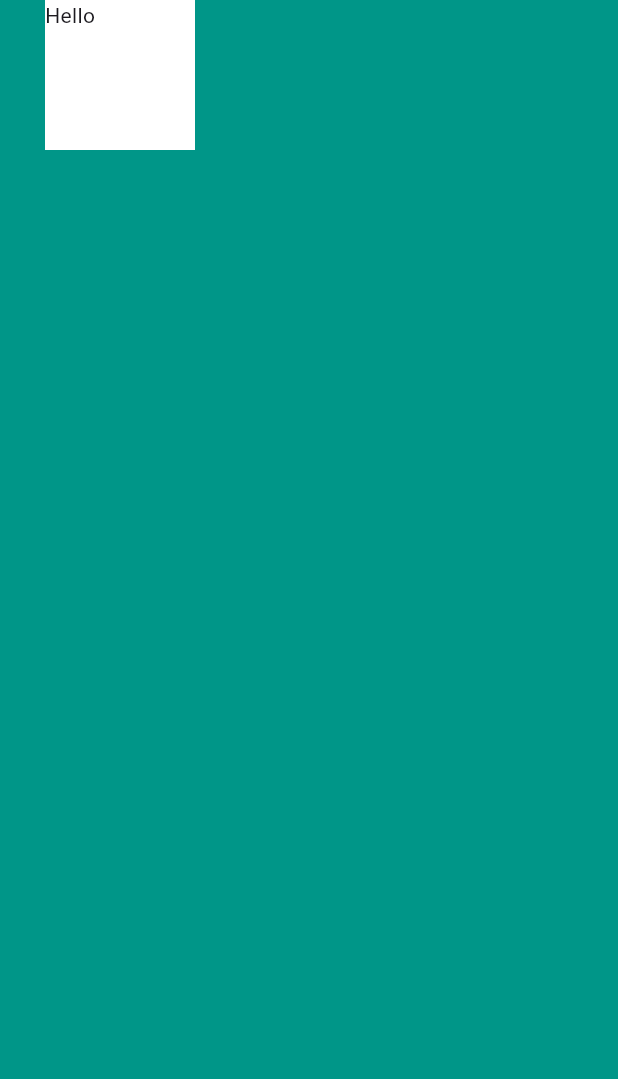
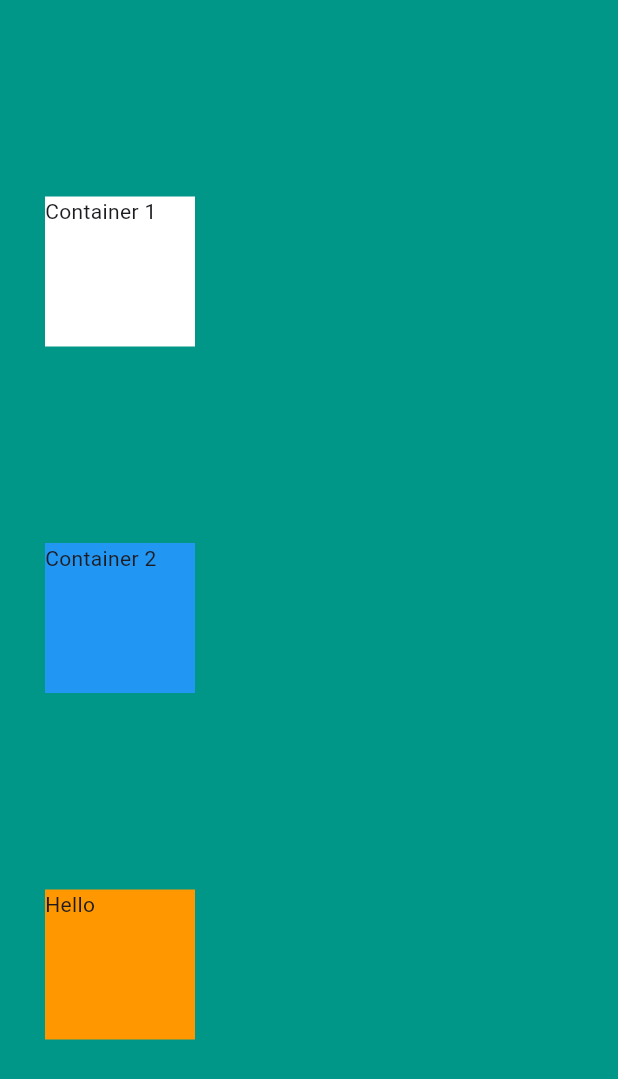
Before and after one commit to loairebouh/MiCard, a Flutter app: the screen it shows after launch, on a phone screen of 412 x 824 dp. Shown: the top 1079 px of the screen. Run offline on Flutter 3.47's test engine with Material 3 defaults, Android fonts, the phone set to English and light mode, and no system bars.

Commit message:
Column & Axis Alignment

```diff
--- a/lib/main.dart
+++ b/lib/main.dart
@@ -11,14 +11,32 @@ class MyApp extends StatelessWidget {
       home: Scaffold(
         backgroundColor: Colors.teal,
         body: SafeArea(
-          child: Container(
+            child: Column(
+          mainAxisAlignment: MainAxisAlignment.spaceEvenly,
+          children: [
+            Container(
               height: 100,
               width: 100,
               margin: EdgeInsets.only(left: 30),
               color: Colors.white,
+              child: Text("Container 1"),
+            ),
+            Container(
+              height: 100,
+              width: 100,
+              margin: EdgeInsets.only(left: 30),
+              color: Colors.blue,
+              child: Text("Container 2"),
+            ),
+            Container(
+              height: 100,
+              width: 100,
+              margin: EdgeInsets.only(left: 30),
+              color: Colors.orange,
               child: Text("Hello"),
             ),
-        ),
+          ],
+        )),
       ),
     ); // Closing parenthesis and semicolon added.
   }
```
Lines whose indentation alone changed are shown as unchanged.
